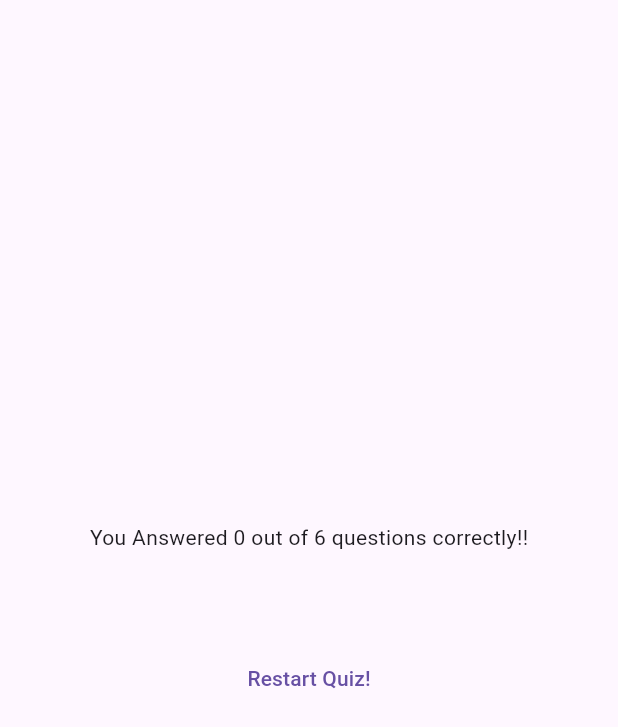
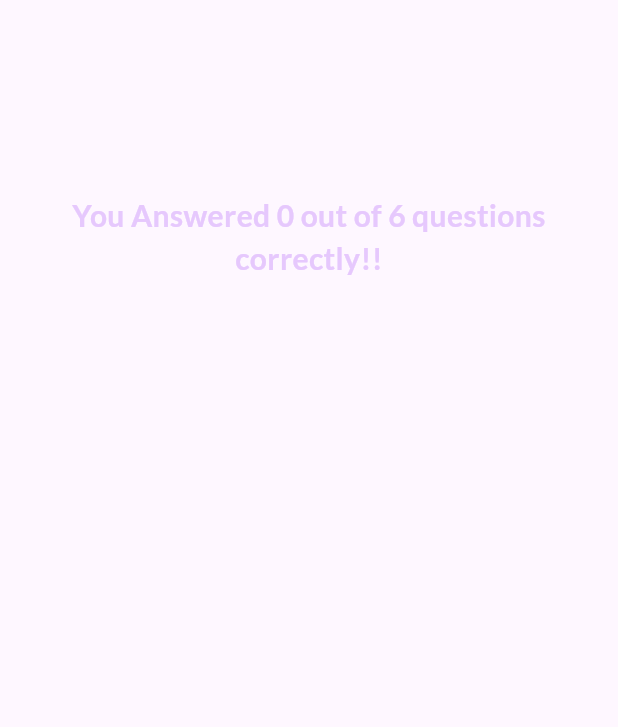
Before and after one commit to uche-hub/quiz_app, a Flutter app: the ResultScreen widget shown alone on an empty page, opened directly with empty values, on a phone screen of 412 x 824 dp. Shown: the top 727 px of the screen. Run offline on Flutter 3.47's test engine with Material 3 defaults, Android fonts, the phone set to English and light mode, and no system bars; our stand-ins replace google_fonts.

Commit message:
Edited result screen UI. Project Completedgit add .

```diff
--- a/lib/questions_summary.dart
+++ b/lib/questions_summary.dart
@@ -1,4 +1,5 @@
 import 'package:flutter/material.dart';
+import 'package:quiz_app/questions_summary/summary_item.dart';
 
 class QuestionsSummary extends StatelessWidget {
   const QuestionsSummary(this.summaryDate, {super.key});
@@ -7,26 +8,15 @@ class QuestionsSummary extends StatelessWidget {
 
   @override
   Widget build(BuildContext context) {
-    return Column(
-      children: summaryDate.map((data) {
-        return Row(
-          children: [
-            Text(((data['question_index'] as int) + 1).toString()),
-            Expanded(
-              child: Column(
-                children: [
-                  Text(data['question'] as String),
-                  SizedBox(
-                    height: 5,
-                  ),
-                  Text(data["user_answer"] as String),
-                  Text(data['correct_answer'] as String)
-                ],
-              ),
-            )
-          ],
-        );
-      }).toList(),
+    return SizedBox(
+      height: 400,
+      child: SingleChildScrollView(
+        child: Column(
+          children: summaryDate.map((data) {
+            return SummaryItem(data);
+          }).toList(),
+        ),
+      ),
     );
   }
 }
--- a/lib/result_screen.dart
+++ b/lib/result_screen.dart
@@ -1,9 +1,16 @@
 import 'package:flutter/material.dart';
+import 'package:google_fonts/google_fonts.dart';
 import 'package:quiz_app/data/queestions.dart';
 import 'package:quiz_app/questions_summary.dart';
 
 class ResultScreen extends StatelessWidget {
-  const ResultScreen({super.key, required this.chosenAnswers});
+  const ResultScreen({
+    super.key,
+    required this.chosenAnswers,
+    required this.onRestart,
+  });
+
+  final void Function() onRestart;
 
   final List<String> chosenAnswers;
 
@@ -39,6 +46,11 @@ class ResultScreen extends StatelessWidget {
           children: [
             Text(
               "You Answered $numCorrectQuestion out of $numTotalQuestion questions correctly!!",
+              style: GoogleFonts.lato(
+                  color: Color.fromARGB(255, 230, 200, 253),
+                  fontSize: 20,
+                  fontWeight: FontWeight.bold),
+              textAlign: TextAlign.center,
             ),
             SizedBox(
               height: 30,
@@ -47,9 +59,14 @@ class ResultScreen extends StatelessWidget {
             SizedBox(
               height: 30,
             ),
-            TextButton(
-              onPressed: () {},
-              child: Text("Restart Quiz!"),
+            TextButton.icon(
+              onPressed: onRestart,
+              style: TextButton.styleFrom(foregroundColor: Colors.white),
+              icon: Icon(
+                Icons.refresh,
+                color: Colors.white,
+              ),
+              label: Text("Restart Quiz!"),
             )
           ],
         ),
```
Also changed, not shown: lib/questions_summary/question_identifier.dart (added, +36 -0 lines), lib/questions_summary/summary_item.dart (added, +55 -0 lines), lib/quiz.dart (+13 -2 lines).
